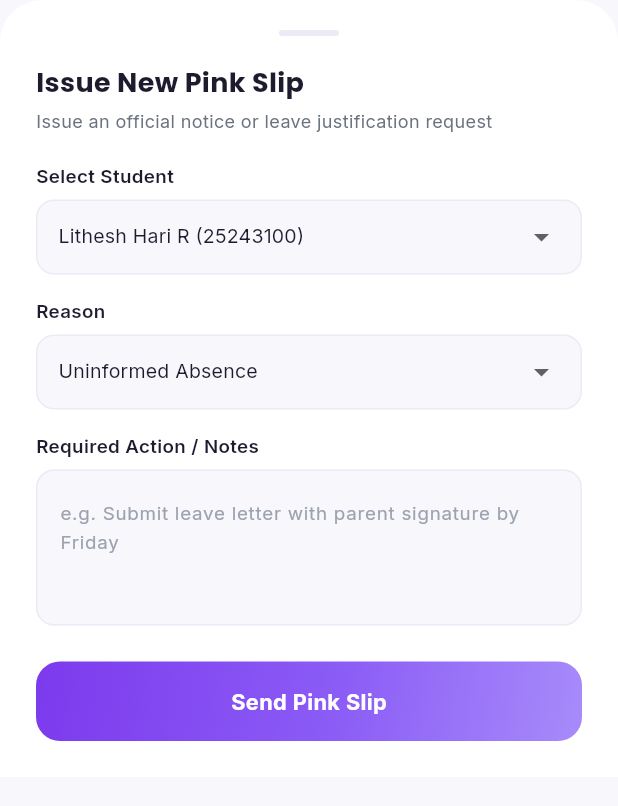
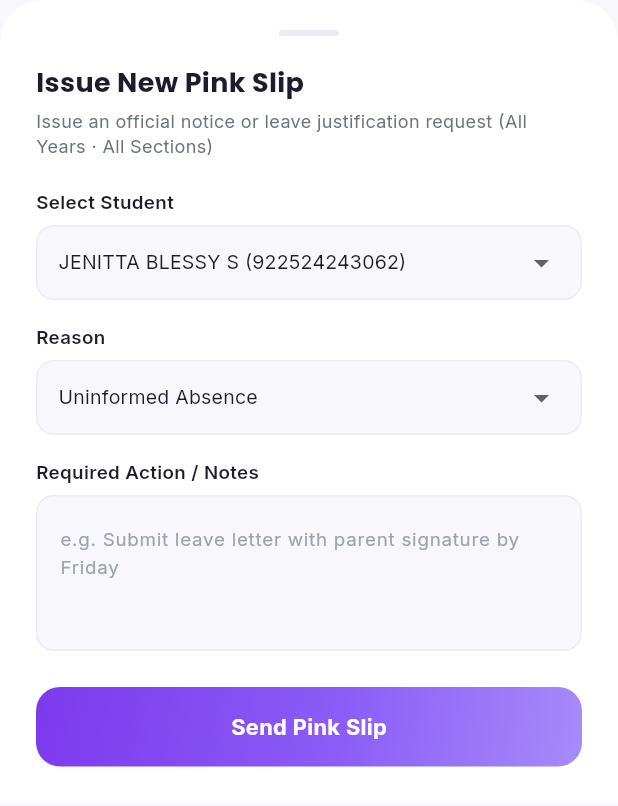
Before and after one commit to Kavinsarvesh2006/PinkSlipReport, a Flutter app: the IssuePinkSlipModal widget shown alone on an empty page, opened directly, on a phone screen of 412 x 824 dp. Shown: the top 806 px of the screen. Run offline on Flutter 3.47's test engine with Material 3 defaults, Android fonts, the phone set to English and light mode, and no system bars; our stand-ins replace google_fonts.

Commit message:
Dynamically list all students in Advisor dashboard for all years and sections

```diff
--- a/lib/features/attendance/presentation/screens/apply_od_modal.dart
+++ b/lib/features/attendance/presentation/screens/apply_od_modal.dart
@@ -88,7 +88,7 @@ class _ApplyOdModalState extends State<ApplyOdModal> {
   @override
   Widget build(BuildContext context) {
     final state = AppStateManager.instance;
-    final roster = state.roster;
+    final roster = state.scopedRoster.isNotEmpty ? state.scopedRoster : state.roster;
 
     return Container(
       decoration: const BoxDecoration(
--- a/lib/features/pink_slips/presentation/screens/issue_pink_slip_modal.dart
+++ b/lib/features/pink_slips/presentation/screens/issue_pink_slip_modal.dart
@@ -1,5 +1,6 @@
 import 'package:flutter/material.dart';
 import '../../../../core/theme/app_theme.dart';
+import '../../../shared/state/app_state_manager.dart';
 
 class IssuePinkSlipModal extends StatefulWidget {
   const IssuePinkSlipModal({super.key});
@@ -9,17 +10,9 @@ class IssuePinkSlipModal extends StatefulWidget {
 }
 
 class _IssuePinkSlipModalState extends State<IssuePinkSlipModal> {
-  String _selectedStudent = 'Lithesh Hari R (25243100)';
+  String? _selectedStudent;
   String _selectedReason = 'Uninformed Absence';
   final TextEditingController _notesController = TextEditingController();
-
-  final List<String> _students = [
-    'Lithesh Hari R (25243100)',
-    'Manikandan M (25243113)',
-    'Janani Y (25243068)',
-    'Deepika S (25243044)',
-    'Dinesh Kumar P (25243050)',
-  ];
 
   final List<String> _reasons = [
     'Uninformed Absence',
@@ -31,6 +24,16 @@ class _IssuePinkSlipModalState extends State<IssuePinkSlipModal> {
 
   @override
   Widget build(BuildContext context) {
+    final state = AppStateManager.instance;
+    final scopedRoster = state.scopedRoster;
+    final studentList = scopedRoster.isNotEmpty
+        ? scopedRoster.map((s) => '${s.name} (${s.rollNumber})').toList()
+        : state.roster.map((s) => '${s.name} (${s.rollNumber})').toList();
+
+    if (_selectedStudent == null || !studentList.contains(_selectedStudent)) {
+      _selectedStudent = studentList.isNotEmpty ? studentList.first : 'No students found';
+    }
+
     return Container(
       decoration: const BoxDecoration(
         color: Colors.white,
@@ -63,7 +66,7 @@ class _IssuePinkSlipModalState extends State<IssuePinkSlipModal> {
           ),
           const SizedBox(height: 4),
           Text(
-            'Issue an official notice or leave justification request',
+            'Issue an official notice or leave justification request (${state.currentProfile.year} · ${state.currentProfile.section})',
             style: AppTheme.inter(fontSize: 12, color: AppTheme.ink600),
           ),
           const SizedBox(height: 20),
@@ -81,8 +84,8 @@ class _IssuePinkSlipModalState extends State<IssuePinkSlipModal> {
               child: DropdownButton<String>(
                 value: _selectedStudent,
                 isExpanded: true,
-                items: _students.map((s) => DropdownMenuItem(value: s, child: Text(s, style: AppTheme.inter(fontSize: 13, color: AppTheme.ink900)))).toList(),
-                onChanged: (v) => setState(() => _selectedStudent = v!),
+                items: studentList.map((s) => DropdownMenuItem(value: s, child: Text(s, style: AppTheme.inter(fontSize: 13, color: AppTheme.ink900)))).toList(),
+                onChanged: (v) => setState(() => _selectedStudent = v),
               ),
             ),
           ),
```
